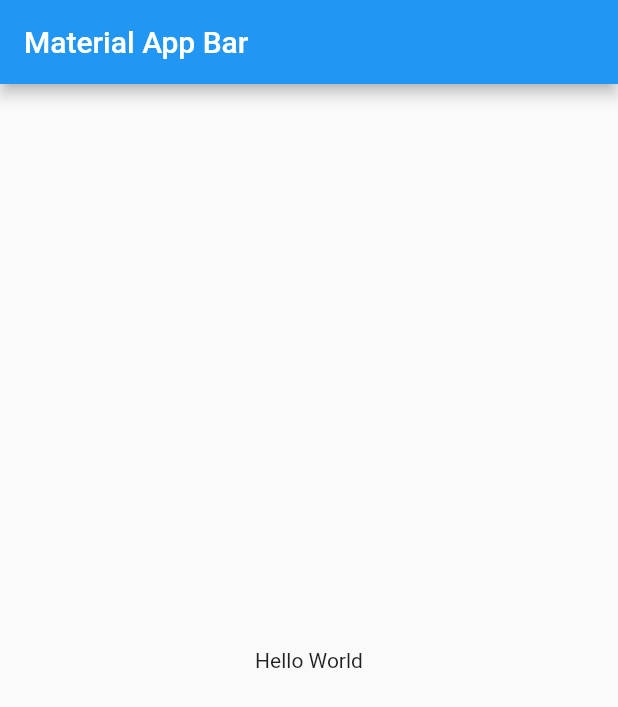
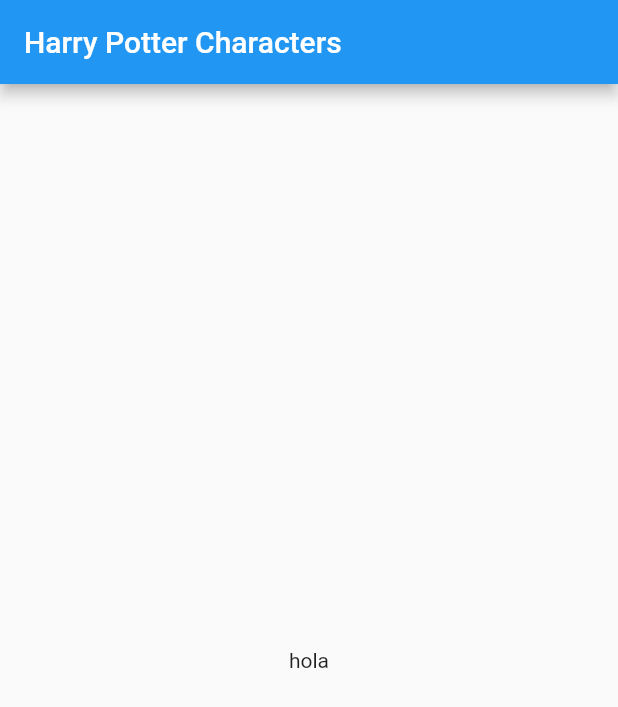
Before and after one commit to CarlosCastroG/carlos_castro_9_2021_2_p1, a Flutter app: the screen it shows after launch, on a phone screen of 412 x 824 dp. Shown: the top 707 px of the screen. Run offline on Flutter 3.47's test engine with Material 2 defaults, Android fonts, the phone set to English and light mode, and no system bars.

Commit message:
Add Main Screen

```diff
--- a/lib/main.dart
+++ b/lib/main.dart
@@ -1,6 +1,7 @@
 // ignore_for_file: unused_field
 
 import 'package:flutter/material.dart';
+import 'package:harry_potter_api_app/screens/main_screen.dart';
 
 void main() => runApp(MyApp());
 
@@ -13,17 +14,8 @@
   @override
   Widget build(BuildContext context) {
     return MaterialApp(
-      title: 'Harry Potter Characters',
-      home: Scaffold(
-        appBar: AppBar(
-          title: Text('Material App Bar'),
-        ),
-        body: Center(
-          child: Container(
-            child: Text('Hello World'),
-          ),
-        ),
-      ),
+      title: 'Harry Potter',
+      home: MainScreen(),
     );
   }
 }
--- /dev/null
+++ b/lib/screens/main_screen.dart
@@ -0,0 +1,28 @@
+// ignore_for_file: prefer_const_constructors
+
+import 'package:flutter/material.dart';
+
+class MainScreen extends StatefulWidget {
+  const MainScreen({ Key? key }) : super(key: key);
+
+  @override
+  _MainScreenState createState() => _MainScreenState();
+}
+
+class _MainScreenState extends State<MainScreen> {
+  @override
+  Widget build(BuildContext context) {
+    return Scaffold(
+      appBar: AppBar(
+        title: Text('Harry Potter Characters')
+      ),
+      body: _getBody(),
+    );
+  }
+}
+
+Widget _getBody() {
+  return Center(
+    child: Text('hola'),
+  );
+}
```
